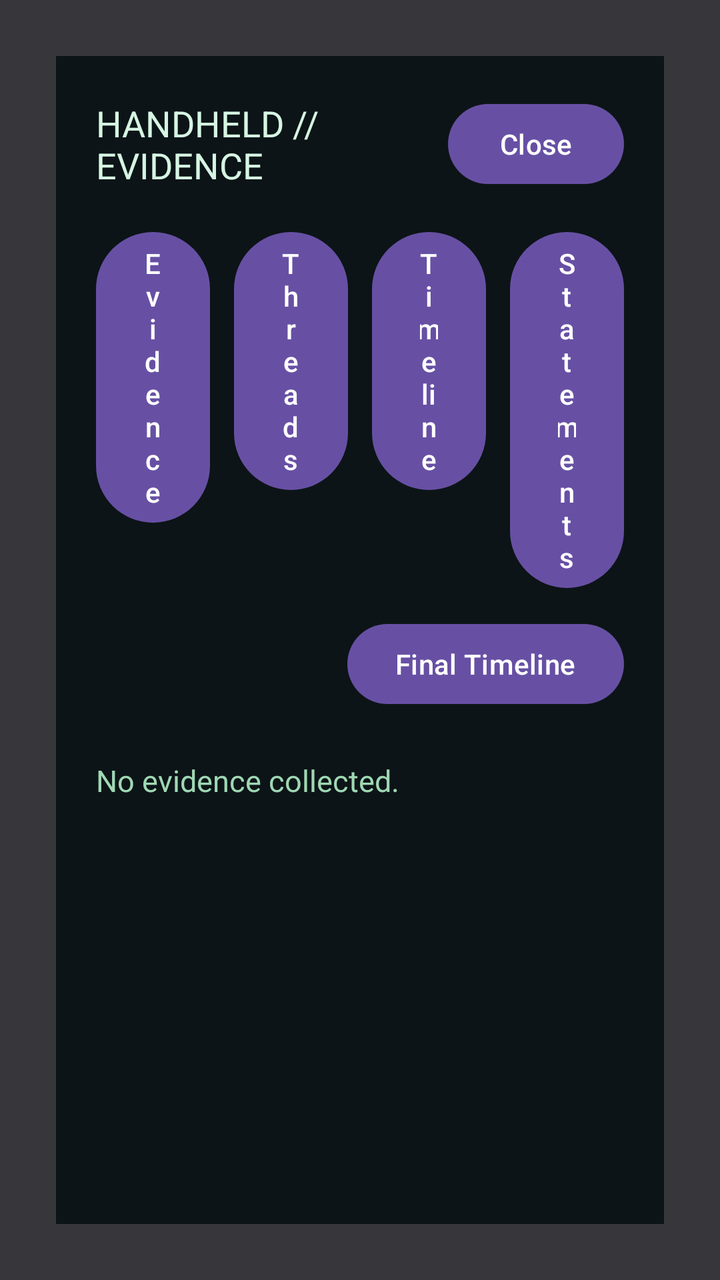
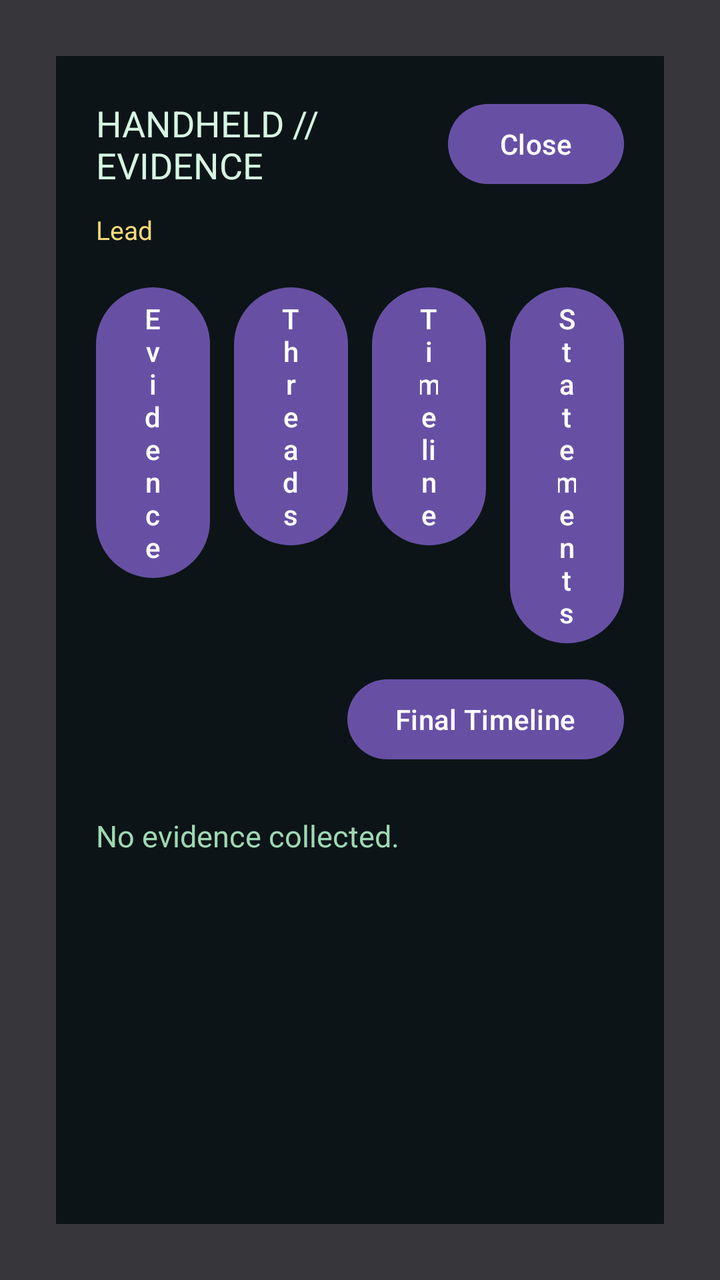

Screens rendered from an Android XML layout before and after an edit, with the pre-edit source and the edit as a unified diff.
<!-- AndroidManifest.xml: application theme Theme.TraceRoute -->
<!-- res/layout/fragment_handheld.xml -->
<?xml version="1.0" encoding="utf-8"?>
<FrameLayout xmlns:android="http://schemas.android.com/apk/res/android"
    android:id="@+id/handheld_root"
    android:layout_width="match_parent"
    android:layout_height="match_parent"
    android:background="#CC05080A">

    <LinearLayout
        android:id="@+id/handheld_panel"
        android:layout_width="match_parent"
        android:layout_height="match_parent"
        android:layout_margin="28dp"
        android:background="#E8081114"
        android:orientation="vertical"
        android:padding="20dp">

        <LinearLayout
            android:id="@+id/handheld_header"
            android:layout_width="match_parent"
            android:layout_height="wrap_content"
            android:gravity="center_vertical"
            android:orientation="horizontal">

            <TextView
                android:id="@+id/handheld_title"
                android:layout_width="0dp"
                android:layout_height="wrap_content"
                android:layout_weight="1"
                android:text="HANDHELD // EVIDENCE"
                android:textColor="#D6F5E3"
                android:textSize="18sp" />

            <Button
                android:id="@+id/handheld_close_button"
                android:layout_width="wrap_content"
                android:layout_height="wrap_content"
                android:text="Close" />

        </LinearLayout>

        <LinearLayout
            android:id="@+id/handheld_tab_row"
            android:layout_width="match_parent"
            android:layout_height="wrap_content"
            android:layout_marginTop="16dp"
            android:orientation="horizontal">

            <Button
                android:id="@+id/handheld_evidence_tab"
                android:layout_width="0dp"
                android:layout_height="wrap_content"
                android:layout_weight="1"
                android:text="Evidence" />

            <Button
                android:id="@+id/handheld_threads_tab"
                android:layout_width="0dp"
                android:layout_height="wrap_content"
                android:layout_marginStart="12dp"
                android:layout_weight="1"
                android:text="Threads" />

            <Button
                android:id="@+id/handheld_timeline_tab"
                android:layout_width="0dp"
                android:layout_height="wrap_content"
                android:layout_marginStart="12dp"
                android:layout_weight="1"
                android:text="Timeline" />

            <Button
                android:id="@+id/handheld_statements_tab"
                android:layout_width="0dp"
                android:layout_height="wrap_content"
                android:layout_marginStart="12dp"
                android:layout_weight="1"
                android:text="Statements" />

        </LinearLayout>

        <LinearLayout
            android:id="@+id/handheld_secondary_tab_row"
            android:layout_width="match_parent"
            android:layout_height="wrap_content"
            android:layout_marginTop="10dp"
            android:gravity="end"
            android:orientation="horizontal">

            <Button
                android:id="@+id/handheld_final_timeline_tab"
                android:layout_width="wrap_content"
                android:layout_height="wrap_content"
                android:text="Final Timeline" />

        </LinearLayout>

        <TextView
            android:id="@+id/handheld_empty_text"
            android:layout_width="match_parent"
            android:layout_height="wrap_content"
            android:layout_marginTop="24dp"
            android:text="No evidence collected."
            android:textColor="#9FD8B4"
            android:textSize="15sp" />

        <ScrollView
            android:id="@+id/handheld_evidence_scroll"
            android:layout_width="match_parent"
            android:layout_height="0dp"
            android:layout_marginTop="16dp"
            android:layout_weight="1">

            <LinearLayout
                android:id="@+id/handheld_evidence_list"
                android:layout_width="match_parent"
                android:layout_height="wrap_content"
                android:orientation="vertical" />

        </ScrollView>

    </LinearLayout>

</FrameLayout>
<!-- resources referenced by this layout -->
<resources>
  <style name="Theme.TraceRoute" parent="Base.Theme.TraceRoute" />
  <style name="Base.Theme.TraceRoute" parent="Theme.Material3.DayNight.NoActionBar">
          
          
      </style>
</resources>

<!-- the commit's change to res/layout/fragment_handheld.xml (unified diff, before → after) -->
@@ -37,6 +37,15 @@
                 android:text="Close" />
 
         </LinearLayout>
+
+        <TextView
+            android:id="@+id/handheld_current_lead"
+            android:layout_width="match_parent"
+            android:layout_height="wrap_content"
+            android:layout_marginTop="10dp"
+            android:text="Lead"
+            android:textColor="#F5DA7A"
+            android:textSize="13sp" />
 
         <LinearLayout
             android:id="@+id/handheld_tab_row"
